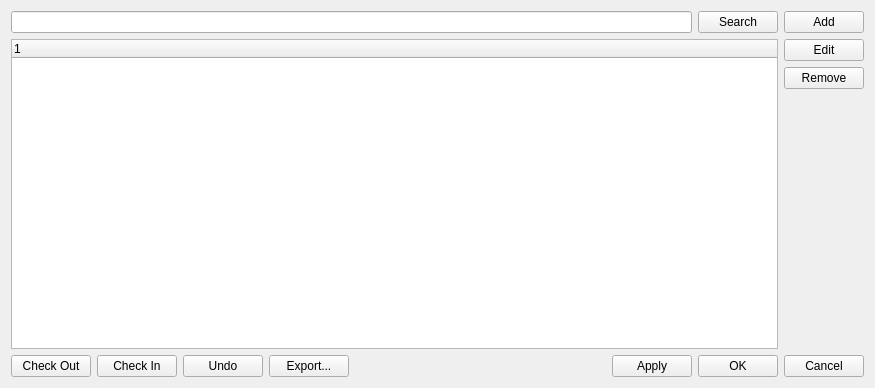
Above: u7/DialogConnectionsEditor.ui from whiteman-kr/u7set before the change. Below: the same form after it.
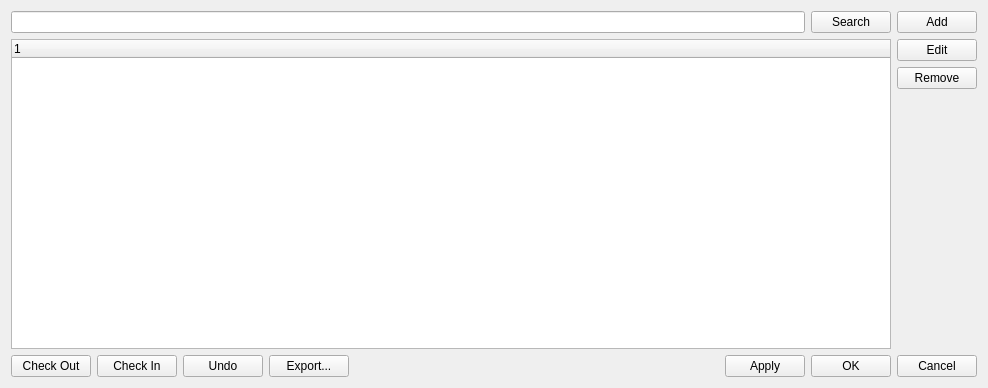
That is the form after the change.

Commit message: RPCT-1162, u7: in DialogConnectionsEditor, column Type (Auto/Manual) added

```diff
--- a/u7/DialogConnectionsEditor.ui
+++ b/u7/DialogConnectionsEditor.ui
@@ -6,7 +6,7 @@
    <rect>
     <x>0</x>
     <y>0</y>
-    <width>875</width>
+    <width>988</width>
     <height>388</height>
    </rect>
   </property>
```
The commit also changes 1 other file.
